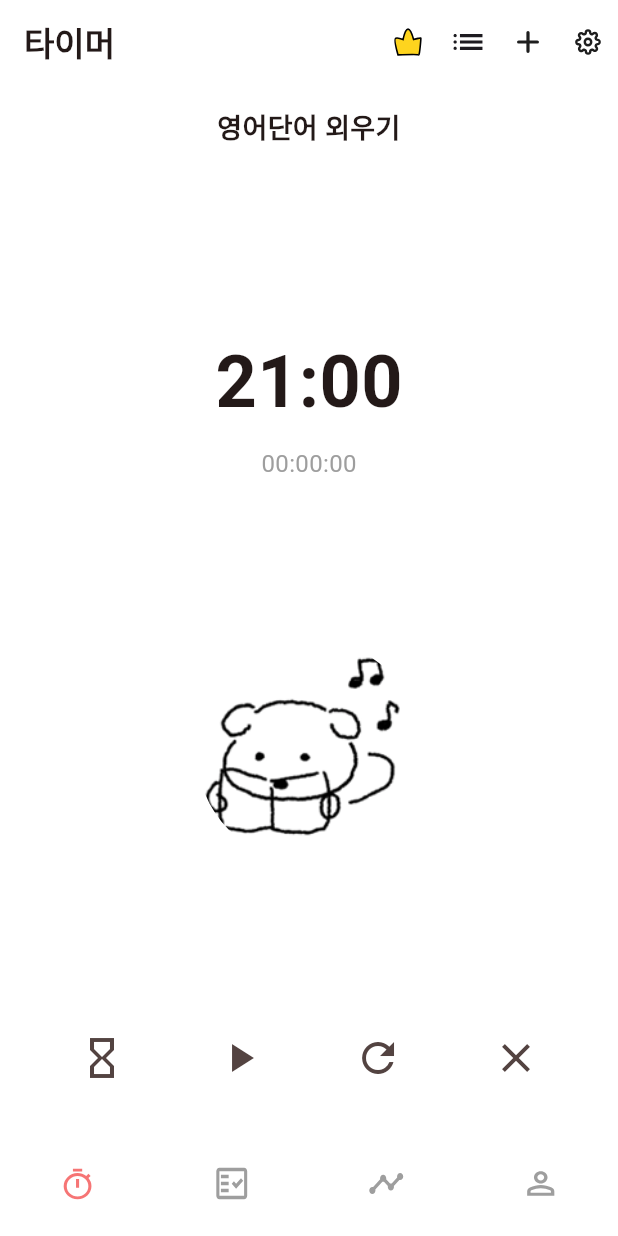
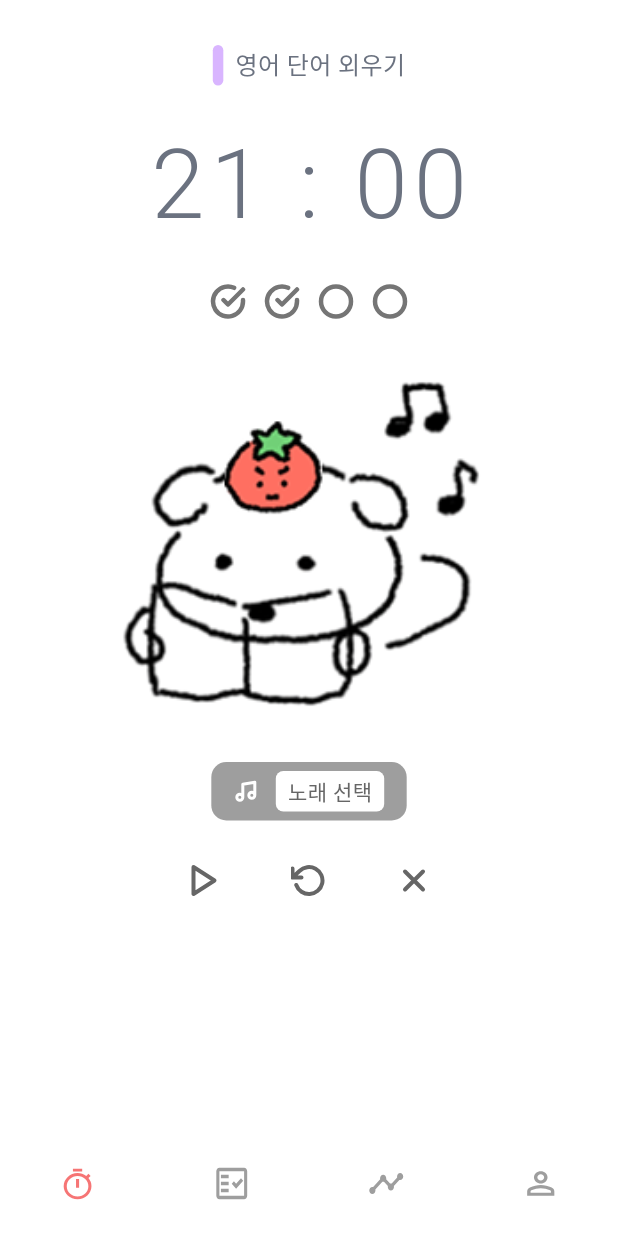
Before and after one commit to solve-z/TimeDog_Test, a Flutter app: the screen it shows after launch, on a phone screen of 412 x 824 dp. Run offline on Flutter 3.47's test engine with Material 3 defaults, Android fonts, the phone set to English and light mode, and no system bars; our stand-ins replace flutter_svg; Roboto replaces fonts that are missing (OmyuPretty).

Commit message:
feat: 타이머화면 UI/UX 수정

```diff
--- a/lib/screen/main/s_main.dart
+++ b/lib/screen/main/s_main.dart
@@ -28,7 +28,7 @@ class _MainScreenState extends State<MainScreen> {
   @override
   Widget build(BuildContext context) {
     return Scaffold(
-      appBar: AppBar(
+      appBar: _currentIndex == 0 ? null : AppBar(
         title: Text(
           _tabTitles[_currentIndex],
           style: const TextStyle(fontWeight: FontWeight.bold),
--- a/lib/screen/main/tab/timer/f_character_animation.dart
+++ b/lib/screen/main/tab/timer/f_character_animation.dart
@@ -10,7 +10,7 @@ class CharacterAnimationFragment extends StatefulWidget {
 
 class _CharacterAnimationFragmentState
     extends State<CharacterAnimationFragment> {
-  String currentAnimation = 'assets/images/animations/animation1.png';
+  String currentAnimation = 'assets/images/animations/animation2.png';
 
   @override
   Widget build(BuildContext context) {
@@ -19,17 +19,10 @@ class _CharacterAnimationFragmentState
         // 추후 애니메이션 변경 기능
       },
       child: Container(
-        height: 150,
-        width: 150,
-        decoration: BoxDecoration(borderRadius: BorderRadius.circular(75)),
+        height: 250,
+        width: 250,
         child: ClipRRect(
-          borderRadius: BorderRadius.circular(75),
-          child: Image.asset(
-            currentAnimation,
-            width: 150,
-            height: 150,
-            fit: BoxFit.cover,
-          ),
+          child: Image.asset(currentAnimation, fit: BoxFit.cover),
         ),
       ),
     );
--- a/lib/screen/main/tab/timer/s_timer.dart
+++ b/lib/screen/main/tab/timer/s_timer.dart
@@ -1,4 +1,5 @@
 import 'package:flutter/material.dart';
+import 'package:flutter_svg/flutter_svg.dart';
 import 'f_character_animation.dart';
 
 class TimerScreen extends StatefulWidget {
@@ -11,72 +12,187 @@ class TimerScreen extends StatefulWidget {
 class _TimerScreenState extends State<TimerScreen> {
   @override
   Widget build(BuildContext context) {
-    return Column(
+    return Scaffold(
+      backgroundColor: Colors.white,
+      body: SafeArea(
+        child: Padding(
+          padding: const EdgeInsets.symmetric(horizontal: 20, vertical: 10),
+          child: Column(
             children: [
-        // 할일
+              const SizedBox(height: 20),
+
+              // 할일 영역
+              Row(
+                mainAxisAlignment: MainAxisAlignment.center,
+                children: [
                   Container(
-          width: double.infinity,
-          padding: const EdgeInsets.all(16),
-          child: const Text(
-            '영어단어 외우기',
-            style: TextStyle(fontSize: 18, fontWeight: FontWeight.bold),
-            textAlign: TextAlign.center,
+                    width: 7,
+                    height: 27,
+                    decoration: BoxDecoration(
+                      color: const Color(0xFFD9B5FF),
+                      borderRadius: BorderRadius.circular(10),
                     ),
                   ),
-        const Spacer(),
-
-        // 타이머&스톱워치
-        Column(
-          children: [
+                  const SizedBox(width: 8),
                   const Text(
-              '21:00',
-              style: TextStyle(fontSize: 48, fontWeight: FontWeight.bold),
+                    '영어 단어 외우기',
+                    style: TextStyle(
+                      fontFamily: 'OmyuPretty',
+                      fontSize: 16,
+                      fontWeight: FontWeight.w500,
+                      color: Color(0xFF6B7280),
                     ),
-            const SizedBox(height: 8),
-            const Text(
-              '00:00:00',
-              style: TextStyle(fontSize: 16, color: Colors.grey),
                   ),
                 ],
               ),
-        const Spacer(),
+              const SizedBox(height: 20),
+
+              // 타이머 표시
+              const Text(
+                '21 : 00',
+                style: TextStyle(
+                  fontFamily: 'OmyuPretty',
+                  fontSize: 64,
+                  fontWeight: FontWeight.w300,
+                  color: Color(0xFF6B7280),
+                  letterSpacing: 4,
+                ),
+              ),
+              const SizedBox(height: 20),
+
+              // 라운드 진행 상태
+              Row(
+                mainAxisAlignment: MainAxisAlignment.center,
+                children: [
+                  _buildProgressCircle(true),
+                  const SizedBox(width: 12),
+                  _buildProgressCircle(true),
+                  const SizedBox(width: 12),
+                  _buildProgressCircle(false),
+                  const SizedBox(width: 12),
+                  _buildProgressCircle(false),
+                ],
+              ),
+              const SizedBox(height: 30),
 
               // 캐릭터 애니메이션 영역
               const CharacterAnimationFragment(),
-        const Spacer(),
+              const SizedBox(height: 15),
 
-        // 액션버튼
-        Row(
-          mainAxisAlignment: MainAxisAlignment.spaceEvenly,
+              // 노래 선택 버튼
+              Container(
+                padding: const EdgeInsets.symmetric(
+                  horizontal: 15,
+                  vertical: 6,
+                ),
+                decoration: BoxDecoration(
+                  color: const Color(0xFF9E9E9E),
+                  borderRadius: BorderRadius.circular(10),
+                ),
+                child: Row(
+                  mainAxisSize: MainAxisSize.min,
                   children: [
-            IconButton(
-              onPressed: () {},
-              icon: const Icon(Icons.hourglass_empty),
-              iconSize: 32,
-              tooltip: '모래시계',
+                    SvgPicture.asset(
+                      'assets/images/icons/music.svg',
+                      width: 16,
+                      height: 16,
+                      colorFilter: const ColorFilter.mode(
+                        Colors.white,
+                        BlendMode.srcIn,
                       ),
-            IconButton(
-              onPressed: () {},
-              icon: const Icon(Icons.play_arrow),
-              iconSize: 32,
-              tooltip: '시작',
                     ),
-            IconButton(
-              onPressed: () {},
-              icon: const Icon(Icons.refresh),
-              iconSize: 32,
-              tooltip: '리셋',
+                    const SizedBox(width: 12),
+                    Container(
+                      padding: const EdgeInsets.symmetric(
+                        horizontal: 8,
+                        vertical: 3,
                       ),
-            IconButton(
-              onPressed: () {},
-              icon: const Icon(Icons.close),
-              iconSize: 32,
-              tooltip: '취소',
+                      decoration: BoxDecoration(
+                        color: Colors.white,
+                        borderRadius: BorderRadius.circular(5),
+                      ),
+                      child: const Text(
+                        '노래 선택',
+                        style: TextStyle(
+                          fontFamily: 'OmyuPretty',
+                          fontSize: 14,
+                          color: Color(0xFF666666),
+                          fontWeight: FontWeight.w500,
+                        ),
+                      ),
                     ),
                   ],
                 ),
-        const SizedBox(height: 32),
+              ),
+              const SizedBox(height: 15),
+
+              // 컨트롤 버튼들
+              Row(
+                mainAxisAlignment: MainAxisAlignment.center,
+                children: [
+                  _buildControlButton(
+                    'assets/images/icons/play.svg',
+                    () {},
+                    '시작',
+                  ),
+                  const SizedBox(width: 20),
+                  _buildControlButton(
+                    'assets/images/icons/rotate.svg',
+                    () {},
+                    '리셋',
+                  ),
+                  const SizedBox(width: 20),
+                  _buildControlButton('assets/images/icons/x.svg', () {}, '취소'),
                 ],
+              ),
+            ],
+          ),
+        ),
+      ),
+    );
+  }
+
+  Widget _buildProgressCircle(bool isCompleted) {
+    return SizedBox(
+      width: 24,
+      height: 24,
+      child: SvgPicture.asset(
+        isCompleted
+            ? 'assets/images/icons/check_circle.svg'
+            : 'assets/images/icons/circle.svg',
+        width: 24,
+        height: 24,
+      ),
+    );
+  }
+
+  Widget _buildControlButton(
+    String iconPath,
+    VoidCallback onPressed,
+    String tooltip,
+  ) {
+    return InkWell(
+      onTap: onPressed,
+      borderRadius: BorderRadius.circular(25),
+      child: Container(
+        width: 50,
+        height: 50,
+        decoration: const BoxDecoration(
+          shape: BoxShape.circle,
+          color: Colors.transparent,
+        ),
+        child: Center(
+          child: SvgPicture.asset(
+            iconPath,
+            width: 24,
+            height: 24,
+            colorFilter: const ColorFilter.mode(
+              Color(0xFF666666),
+              BlendMode.srcIn,
+            ),
+          ),
+        ),
+      ),
     );
   }
 }
```
Also changed, not shown: pubspec.yaml (+5 -19 lines), assets/images/animations/animation2.png (added), assets/images/icons/check_circle.svg (added), assets/images/icons/circle.svg (added), assets/images/icons/music.svg (added), assets/images/icons/play.png (added), assets/images/icons/play.svg (added), assets/images/icons/rotate.svg (added), assets/images/icons/x.svg (added), 1 other file. Lines whose indentation alone changed are shown as unchanged.
